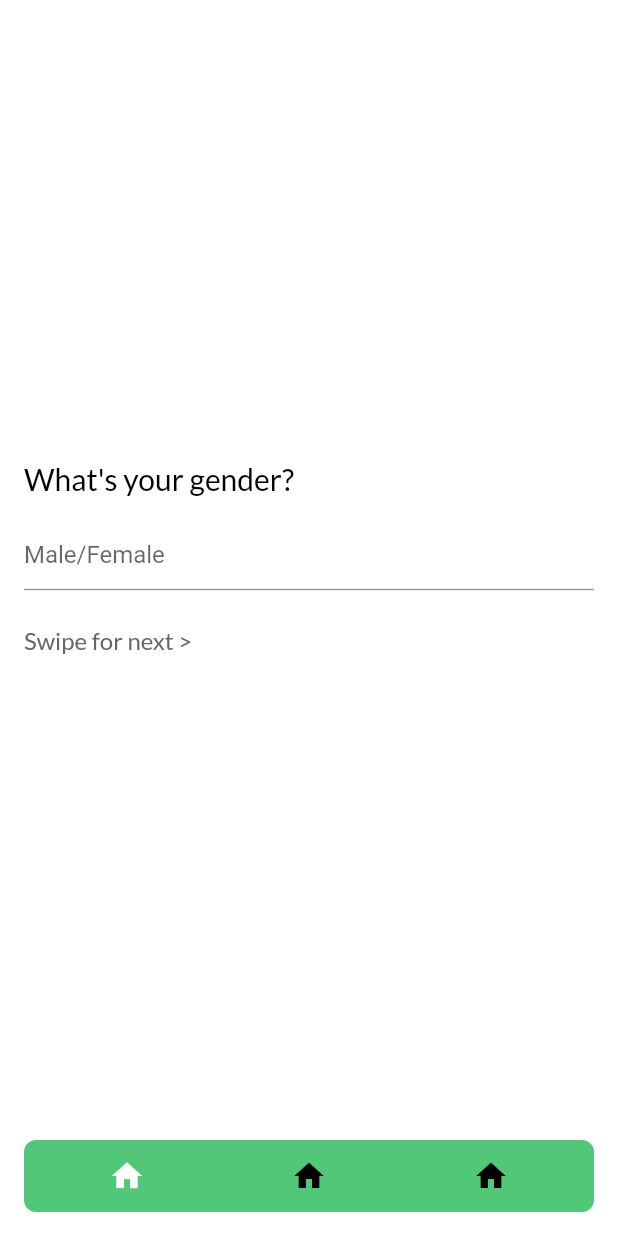
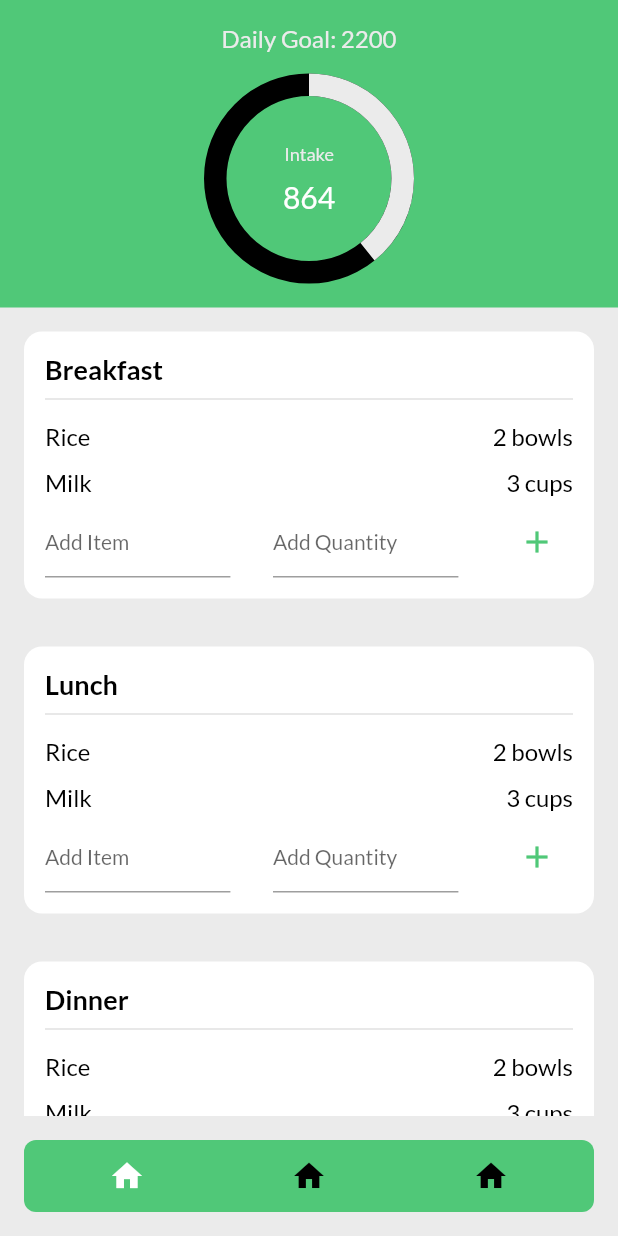
Before and after one commit to bhav-khurana/inter-iit-prep, a Flutter app: the screen it shows after launch, on a phone screen of 412 x 824 dp. Run offline on Flutter 3.47's test engine with Material 2 defaults, Android fonts, the phone set to English and light mode, and no system bars; drawn by our look-alikes of floating_bottom_navigation_bar, percent_indicator; our stand-ins replace animated_splash_screen, google_fonts.

Commit message:
set up calorie tracker page

```diff
--- a/analysis_options.yaml
+++ b/analysis_options.yaml
@@ -22,6 +22,7 @@ linter:
   # `// ignore_for_file: name_of_lint` syntax on the line or in the file
   # producing the lint.
   rules:
+    prefer_const_constructors: false
     # avoid_print: false  # Uncomment to disable the `avoid_print` rule
     # prefer_single_quotes: true  # Uncomment to enable the `prefer_single_quotes` rule
 
--- /dev/null
+++ b/lib/features/healthtech/calorieTrackerPage.dart
@@ -0,0 +1,52 @@
+import 'package:flutter/material.dart';
+import 'package:google_fonts/google_fonts.dart';
+import 'package:interiit_prep/features/healthtech/components/progessIndicator.dart';
+import 'package:interiit_prep/shared/appColors.dart';
+import 'package:percent_indicator/circular_percent_indicator.dart';
+
+import 'components/foodItemsContainer.dart';
+
+class CalorieTrackerPage extends StatefulWidget {
+  const CalorieTrackerPage({Key? key}) : super(key: key);
+
+  @override
+  State<CalorieTrackerPage> createState() => _CalorieTrackerPageState();
+}
+
+class _CalorieTrackerPageState extends State<CalorieTrackerPage> {
+  @override
+  Widget build(BuildContext context) {
+    double screenHeight = MediaQuery.of(context).size.height;
+    double screenWidth = MediaQuery.of(context).size.width;
+    return ListView(
+      children: [
+        Container(
+          padding: EdgeInsets.all(16),
+          width: screenWidth, color: AppColors.greenColor,
+          child: Center(
+            child: Column(
+              mainAxisAlignment: MainAxisAlignment.center,
+              children: [
+                Text(
+                  'Daily Goal: 2200',
+                  style: GoogleFonts.lato(
+                    textStyle: TextStyle(
+                        fontSize: 16,
+                        color: AppColors.primaryColor
+                    ),
+                  ),
+                  textAlign: TextAlign.center,
+                ),
+                SizedBox(height: 14,),
+                CircleProgress(currValue: 864, totalValue: 2200),
+              ],
+            ),
+          ),
+        ),
+        FoodItemsContainer(foodType: 'Breakfast',),
+        FoodItemsContainer(foodType: 'Lunch',),
+        FoodItemsContainer(foodType: 'Dinner',),
+      ],
+    );
+  }
+}
--- /dev/null
+++ b/lib/features/healthtech/components/foodItemsContainer.dart
@@ -0,0 +1,85 @@
+import 'package:flutter/material.dart';
+import 'package:google_fonts/google_fonts.dart';
+import 'package:interiit_prep/features/healthtech/components/inputField.dart';
+import 'package:interiit_prep/features/healthtech/components/itemTile.dart';
+
+import '../../../shared/appColors.dart';
+
+class FoodItemsContainer extends StatefulWidget {
+  const FoodItemsContainer({Key? key, required this.foodType}) : super(key: key);
+
+  final String foodType;
+
+  @override
+  State<FoodItemsContainer> createState() => _FoodItemsContainerState();
+}
+
+class _FoodItemsContainerState extends State<FoodItemsContainer> {
+
+  TextEditingController newItemController = TextEditingController();
+  TextEditingController newQuantityController = TextEditingController();
+
+  List items = [
+    ['Rice', '2 bowls'],
+    ['Milk', '3 cups'],
+  ];
+
+  @override
+  Widget build(BuildContext context) {
+    double screenHeight = MediaQuery.of(context).size.height;
+    double screenWidth = MediaQuery.of(context).size.width;
+    return Container(
+      margin: EdgeInsets.all(16),
+      padding: EdgeInsets.all(14),
+      width: screenWidth,
+      decoration: BoxDecoration(
+        color: Colors.white,
+        borderRadius: BorderRadius.circular(12),
+      ),
+      child: Column(
+        crossAxisAlignment: CrossAxisAlignment.start,
+        children: [
+          Text(
+            widget.foodType,
+            style: GoogleFonts.lato(
+              textStyle: TextStyle(
+                  fontSize: 18,
+                  color: AppColors.primaryBlackColor,
+                fontWeight: FontWeight.bold
+              ),
+            ),
+            textAlign: TextAlign.center,
+          ),
+          Divider(height: 18, thickness: 1,),
+
+          // todo: List
+          for (var item in items)
+            ItemTile(item: item[0], quantity: item[1]),
+
+          Row(
+            children: [
+              SizedBox(
+                width: screenWidth*0.3,
+                child: InputField(controller: newItemController, hint: 'Add Item'),
+              ),
+              Spacer(),
+              SizedBox(
+                width: screenWidth*0.3,
+                child: InputField(controller: newQuantityController, hint: 'Add Quantity'),
+              ),
+              Spacer(),
+              IconButton(icon: Icon(Icons.add, color: AppColors.greenColor,), onPressed: (){
+
+                items.add([newItemController.text, newQuantityController.text]);
+                newItemController.text = '';
+                newQuantityController.text = '';
+                setState(() {});
+
+              },)
+            ],
+          )
+        ],
+      ),
+    );
+  }
+}
--- a/lib/features/healthtech/components/inputField.dart
+++ b/lib/features/healthtech/components/inputField.dart
@@ -1,4 +1,5 @@
 import 'package:flutter/material.dart';
+import 'package:google_fonts/google_fonts.dart';
 import 'package:interiit_prep/shared/appColors.dart';
 
 class InputField extends StatefulWidget {
@@ -22,6 +23,9 @@ class _InputFieldState extends State<InputField> {
       controller: widget.controller,
       decoration: InputDecoration(
         hintText: widget.hint,
+        hintStyle: GoogleFonts.lato(
+          fontSize: 14
+        ),
         focusedBorder: UnderlineInputBorder(
             borderSide: BorderSide(color: AppColors.greenColor)
         )
--- /dev/null
+++ b/lib/features/healthtech/components/itemTile.dart
@@ -0,0 +1,46 @@
+import 'package:flutter/material.dart';
+import 'package:google_fonts/google_fonts.dart';
+
+import '../../../shared/appColors.dart';
+
+class ItemTile extends StatelessWidget {
+  const ItemTile({
+    Key? key,
+    required this.item,
+    required this.quantity,
+}) : super(key: key);
+
+  final String item, quantity;
+
+  @override
+  Widget build(BuildContext context) {
+    return Container(
+      margin: EdgeInsets.symmetric(vertical: 6),
+      child: Row(
+        children: [
+          Text(
+            item,
+            style: GoogleFonts.lato(
+              textStyle: TextStyle(
+                  fontSize: 16,
+                  color: AppColors.primaryBlackColor,
+              ),
+            ),
+            textAlign: TextAlign.center,
+          ),
+          Spacer(),
+          Text(
+            quantity,
+            style: GoogleFonts.lato(
+              textStyle: TextStyle(
+                  fontSize: 16,
+                  color: AppColors.primaryBlackColor,
+              ),
+            ),
+            textAlign: TextAlign.center,
+          ),
+        ],
+      ),
+    );
+  }
+}
--- /dev/null
+++ b/lib/features/healthtech/components/progessIndicator.dart
@@ -0,0 +1,55 @@
+import 'package:flutter/material.dart';
+import 'package:google_fonts/google_fonts.dart';
+import 'package:percent_indicator/circular_percent_indicator.dart';
+
+import '../../../shared/appColors.dart';
+
+class CircleProgress extends StatefulWidget {
+  const CircleProgress({Key? key, required this.currValue, required this.totalValue}) : super(key: key);
+  final int currValue, totalValue;
+
+  @override
+  State<CircleProgress> createState() => _CircleProgressState();
+}
+
+class _CircleProgressState extends State<CircleProgress> {
+  @override
+  Widget build(BuildContext context) {
+    return CircularPercentIndicator(
+      animation: true,
+      animationDuration: 1000,
+      radius: 70.0,
+      lineWidth: 15.0,
+      percent: widget.currValue/widget.totalValue,
+      center: Column(
+        crossAxisAlignment: CrossAxisAlignment.center,
+        children: [
+          Spacer(),
+          Text(
+            'Intake',
+            style: GoogleFonts.lato(
+              textStyle: TextStyle(
+                  fontSize: 12,
+                  color: AppColors.primaryColor
+              ),
+            ),
+            textAlign: TextAlign.center,
+          ),
+          SizedBox(height: 10,),
+          Text(
+            '${widget.currValue}',
+            style: GoogleFonts.lato(
+                textStyle: TextStyle(
+                    fontSize: 20,
+                    color: Colors.white
+                )
+            ),
+          ),
+          Spacer()
+        ],
+      ),
+      backgroundColor: AppColors.primaryBlackColor,
+      progressColor: AppColors.primaryColor,
+    );
+  }
+}
--- a/lib/features/healthtech/healthTechScreen.dart
+++ b/lib/features/healthtech/healthTechScreen.dart
@@ -1,4 +1,5 @@
 import 'package:flutter/material.dart';
+import 'package:interiit_prep/features/healthtech/calorieTrackerPage.dart';
 import 'package:interiit_prep/features/healthtech/infoPage.dart';
 
 class HealthTechScreen extends StatefulWidget {
@@ -21,27 +22,28 @@ class _HealthTechScreenState extends State<HealthTechScreen> {
   @override
   Widget build(BuildContext context) {
     return SafeArea(
-      child: Padding(
-        padding: const EdgeInsets.all(16),
-        child: PageView(
-
-          scrollDirection: Axis.horizontal,
-          controller: pageController,
-          onPageChanged: (num) {
-            setState(() {
-              _curr = num;
-            });
-          },
-
-          children: [
-            InfoPage(question: 'What\'s your gender?', hint: 'Male/Female', controller: genderController, isLastPage: false,),
-            InfoPage(question: 'What\'s your current weight? (in kg)', hint: 'e.g. 50, 65', controller: weightController, isLastPage: false,),
-            InfoPage(question: 'What\'s your target weight? (in kg)', hint: 'e.g. 50, 70', controller: targetWeightController, isLastPage: false,),
-            InfoPage(question: 'Expected duration to reach your target', hint: 'e.g. 2 weeks, 1 month', controller: durationController, isLastPage: true,),
-          ],
-
-        )
-      ),
+      // child: Padding(
+      //   padding: const EdgeInsets.all(16),
+      //   child: PageView(
+      //
+      //     scrollDirection: Axis.horizontal,
+      //     controller: pageController,
+      //     onPageChanged: (num) {
+      //       setState(() {
+      //         _curr = num;
+      //       });
+      //     },
+      //
+      //     children: [
+      //       InfoPage(question: 'What\'s your gender?', hint: 'Male/Female', controller: genderController, isLastPage: false,),
+      //       InfoPage(question: 'What\'s your current weight? (in kg)', hint: 'e.g. 50, 65', controller: weightController, isLastPage: false,),
+      //       InfoPage(question: 'What\'s your target weight? (in kg)', hint: 'e.g. 50, 70', controller: targetWeightController, isLastPage: false,),
+      //       InfoPage(question: 'Expected duration to reach your target', hint: 'e.g. 2 weeks, 1 month', controller: durationController, isLastPage: true,),
+      //     ],
+      //
+      //   ),
+      // ),
+      child: CalorieTrackerPage(),
     );
   }
 }
--- a/lib/shared/appColors.dart
+++ b/lib/shared/appColors.dart
@@ -2,7 +2,7 @@ import 'package:flutter/material.dart';
 
 class AppColors {
 
-  static const Color primaryColor = Color(0xffffffff);
+  static const Color primaryColor = Color(0xFFEBEBEB);
   static const Color greenColor = Color(0xff50C878);
   static const Color primaryBlackColor = Colors.black;
   static const Color infoGreyColor = Color(0xff666666);
--- a/pubspec.yaml
+++ b/pubspec.yaml
@@ -39,6 +39,7 @@ dependencies:
   animated_splash_screen:
   floating_bottom_navigation_bar: ^1.5.2
   google_fonts: ^4.0.4
+  percent_indicator: ^4.2.3
 
 dev_dependencies:
   flutter_test:
```
Also changed, not shown: pubspec.lock.
